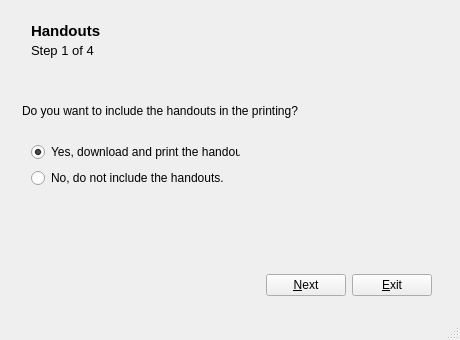
Before: the Qt Designer form portfolio/ui/mainwindow.ui in manutorres/pernambuco, drawn with Qt 5.
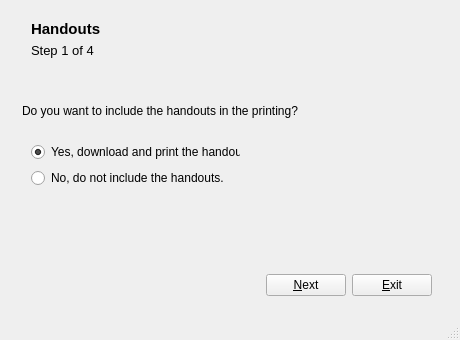
After: the same form once the commit is applied. Icons and pictures are not drawn.

Commit message: Numeracion de nombres repetidos. Ordenado de los archivos a imprimir. Checkboxes en los tipos.

Patch:
```diff
--- a/portfolio/ui/mainwindow.ui
+++ b/portfolio/ui/mainwindow.ui
@@ -74,7 +74,7 @@
        <property name="geometry">
         <rect>
          <x>20</x>
-         <y>14</y>
+         <y>12</y>
          <width>311</width>
          <height>16</height>
         </rect>
```
The commit also changes 2 other files.
